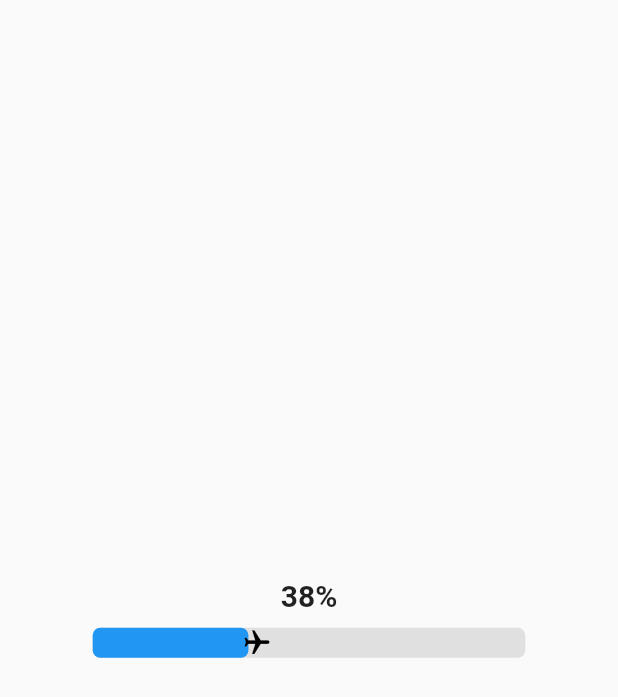
After one commit to 7am3laa/Booking-Tickets-System, a Flutter app: the SplashScreen screen opened by its route, on a phone screen of 412 x 824 dp. The commit adds this screen. Shown: the top 697 px of the screen. Run offline on Flutter 3.47's test engine with Material 3 defaults, Android fonts, the phone set to English and light mode, and no system bars; our stand-ins replace dio, gap, sqflite; accounts and stored records are empty.

Commit message:
Added The Splash Screen

```diff
--- a/lib/Screens/loginscreen.dart
+++ b/lib/Screens/loginscreen.dart
@@ -6,6 +6,7 @@ import 'package:projectf/DataBase/databasehelper.dart';
 import 'package:projectf/DataBase/user.dart';
 import 'package:projectf/Screens/mainscreen.dart';
 import 'package:projectf/Screens/signupscreen.dart';
+import 'package:projectf/Screens/splashscreen.dart';
 import 'package:projectf/Widgets/CustomsForAuth/button.dart';
 import 'package:projectf/Widgets/CustomsForAuth/customtxtfield.dart';
 import 'package:projectf/constant.dart';
@@ -65,7 +66,7 @@ class _LoginScreenState extends State<LoginScreen> {
       Navigator.pushReplacement(
         context,
         MaterialPageRoute(
-          builder: (context) => MainScreen(user: loggedInUser!),
+          builder: (context) => SplashScreen(user: loggedInUser!),
         ),
       );
     } else {
--- /dev/null
+++ b/lib/Screens/splashscreen.dart
@@ -0,0 +1,100 @@
+import 'dart:async';
+import 'dart:math';
+import 'package:flutter/material.dart';
+import 'package:projectf/DataBase/user.dart';
+import 'package:projectf/Screens/homescreen.dart';
+import 'package:projectf/Screens/mainscreen.dart';
+
+class SplashScreen extends StatefulWidget {
+  static String id = 'splashscreen';
+  final Users? user;
+  const SplashScreen({this.user, super.key});
+  void fetchingFlightsData() {}
+  @override
+  _SplashScreenState createState() => _SplashScreenState();
+}
+
+class _SplashScreenState extends State<SplashScreen> {
+  double progressValue = 0.0;
+
+  @override
+  void initState() {
+    super.initState();
+    startTimer();
+  }
+
+  void startTimer() {
+    Timer.periodic(Duration(milliseconds: (5000 / 100).round()), (timer) {
+      setState(() {
+        if (progressValue >= 1.0) {
+          timer.cancel();
+          Navigator.pushReplacement(
+            context,
+            MaterialPageRoute(
+              builder: (context) => MainScreen(user: widget.user!),
+            ),
+          );
+        } else {
+          progressValue += 0.01;
+        }
+      });
+    });
+  }
+
+  @override
+  Widget build(BuildContext context) {
+    double screenWidth = MediaQuery.of(context).size.width;
+    double barWidth = screenWidth * 0.7; // 70% of screen width
+
+    return Scaffold(
+      body: Center(
+        child: Column(
+          mainAxisAlignment: MainAxisAlignment.center,
+          crossAxisAlignment: CrossAxisAlignment.center,
+          children: [
+            Text(
+              '${(progressValue * 100).round()}%',
+              style:
+                  const TextStyle(fontSize: 20.0, fontWeight: FontWeight.bold),
+            ),
+            const SizedBox(height: 10.0),
+            Stack(
+              children: [
+                Container(
+                  width: barWidth,
+                  height: 20.0,
+                  decoration: BoxDecoration(
+                    color: Colors.grey[300],
+                    borderRadius: BorderRadius.circular(5.0),
+                  ),
+                ),
+                AnimatedContainer(
+                  duration: Duration(milliseconds: (5000 / 100).round()),
+                  width: barWidth * progressValue,
+                  height: 20.0,
+                  decoration: BoxDecoration(
+                    color: Colors.blue,
+                    borderRadius: BorderRadius.circular(5.0),
+                  ),
+                ),
+                Positioned(
+                  left: progressValue * barWidth -
+                      10.0, // Adjust the position of the icon based on progress
+                  top: 0.0,
+                  child: Transform.rotate(
+                    angle: 90 * pi / 180,
+                    child: const Icon(
+                      Icons.flight,
+                      color: Colors.black,
+                      size: 20.0,
+                    ),
+                  ),
+                ),
+              ],
+            ),
+          ],
+        ),
+      ),
+    );
+  }
+}
--- a/lib/Widgets/CustomForFlightCards/placeflightcard.dart
+++ b/lib/Widgets/CustomForFlightCards/placeflightcard.dart
@@ -1,3 +1,5 @@
+import 'dart:math';
+
 import 'package:flutter/material.dart';
 import 'package:projectf/Widgets/CustomForFlightCards/cardtext.dart';
 
@@ -66,7 +68,7 @@ class PlaceFlightCard extends StatelessWidget {
                               textColor: Colors.white,
                               fontSize: 16),
                           Transform.rotate(
-                            angle: 90 * 3.141592653589793 / 180,
+                            angle: 90 * pi / 180,
                             child: const Icon(
                               Icons.flight,
                               color: Colors.white,
--- a/lib/main.dart
+++ b/lib/main.dart
@@ -5,6 +5,7 @@ import 'package:projectf/Screens/loginscreen.dart';
 import 'package:projectf/Screens/mainscreen.dart';
 import 'package:projectf/Screens/profilescreen.dart';
 import 'package:projectf/Screens/signupscreen.dart';
+import 'package:projectf/Screens/splashscreen.dart';
 import 'package:projectf/constant.dart';
 import 'package:projectf/changetheme.dart';
 
@@ -50,6 +51,7 @@ class _MyAppState extends State<MyApp> {
             ),
             initialRoute: LoginScreen.id,
             routes: {
+              SplashScreen.id: (context) => const SplashScreen(),
               LoginScreen.id: (context) => const LoginScreen(),
               MainScreen.id: (context) => const MainScreen(),
               RegisterScreen.id: (context) => const RegisterScreen(),
```
